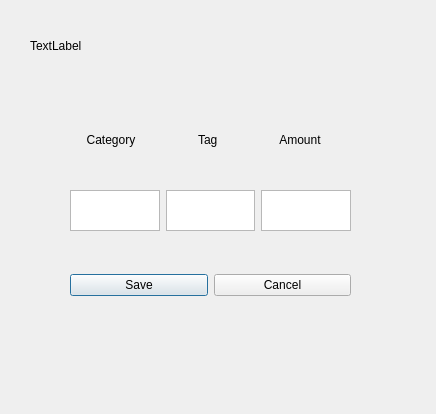
First picture: the form in FinanceApp/transactionwindow.ui, repository joshua-art1212/All-In-One-Python-Projects, before the edit.
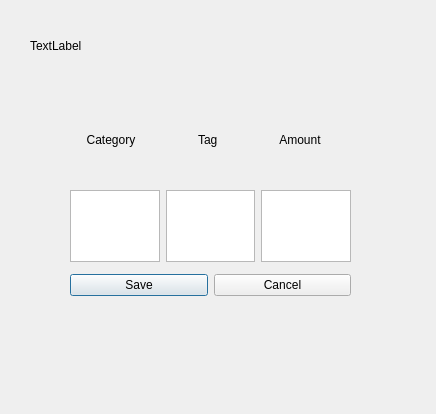
Second picture: the form after the edit.

What changed in the file:
```diff
--- a/FinanceApp/transactionwindow.ui
+++ b/FinanceApp/transactionwindow.ui
@@ -39,7 +39,7 @@
       <x>0</x>
       <y>100</y>
       <width>281</width>
-      <height>41</height>
+      <height>72</height>
      </rect>
     </property>
     <layout class="QHBoxLayout" name="horizontalLayout_4">
```
Left out of the diff: 6 changed lines with no effect on the pictures.
